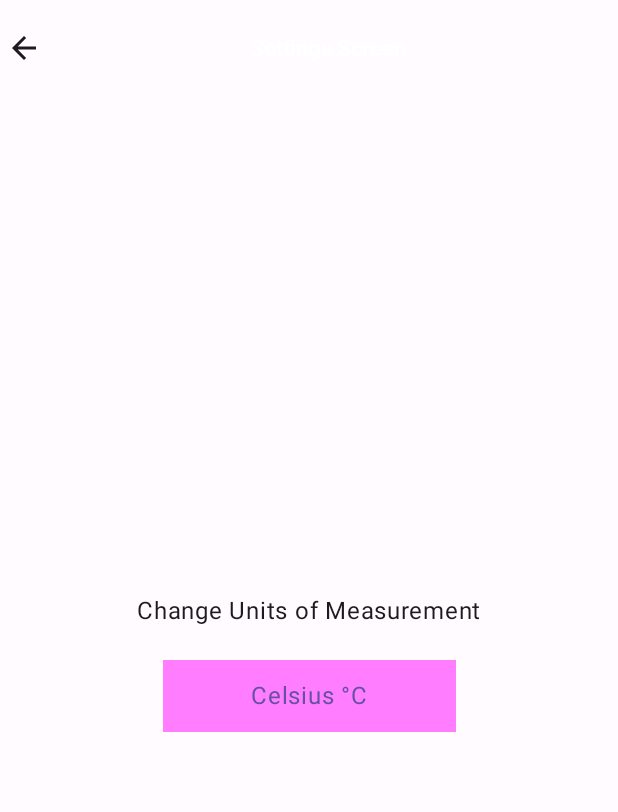
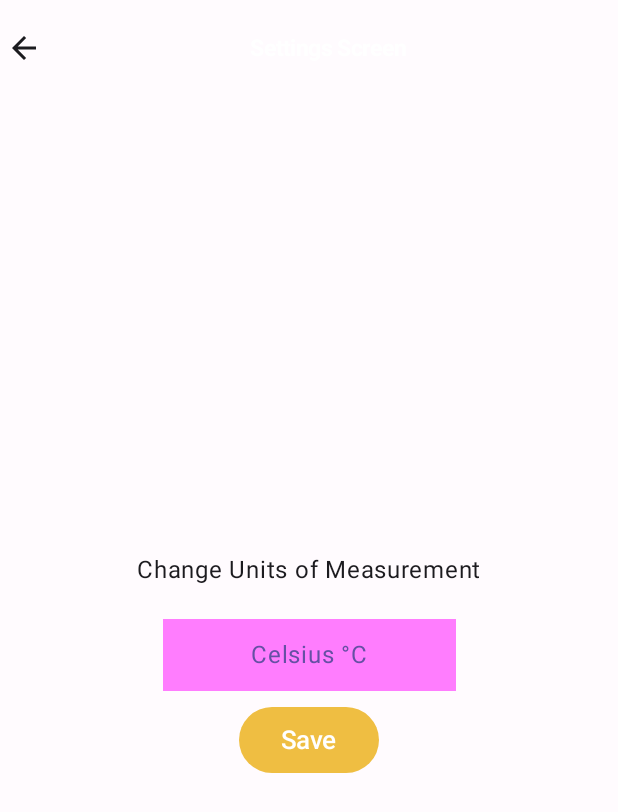
Before and after one commit to Rahula-12/JetWeatherApp, an Android app built with Jetpack Compose: the SettingsScreen screen opened through its navigation route, on a phone screen of 412 x 824 dp. Shown: the top 812 px of the screen. Run offline under Robolectric (Android 15) with nearby library versions, the phone set to English and light mode, and no system bars; our stand-ins replace Dagger/Hilt's generated code, Room's generated code.

```diff
--- a/app/src/main/java/com/example/jetweatherforecast/screens/settings/SettingsScreen.kt
+++ b/app/src/main/java/com/example/jetweatherforecast/screens/settings/SettingsScreen.kt
@@ -6,8 +6,11 @@ import androidx.compose.foundation.layout.Column
 import androidx.compose.foundation.layout.fillMaxSize
 import androidx.compose.foundation.layout.fillMaxWidth
 import androidx.compose.foundation.layout.padding
+import androidx.compose.foundation.shape.RoundedCornerShape
 import androidx.compose.material.icons.Icons
 import androidx.compose.material.icons.filled.ArrowBack
+import androidx.compose.material3.Button
+import androidx.compose.material3.ButtonDefaults
 import androidx.compose.material3.ExperimentalMaterial3Api
 import androidx.compose.material3.IconToggleButton
 import androidx.compose.material3.Scaffold
@@ -22,8 +25,10 @@ import androidx.compose.ui.draw.clip
 import androidx.compose.ui.graphics.Color
 import androidx.compose.ui.graphics.RectangleShape
 import androidx.compose.ui.unit.dp
+import androidx.compose.ui.unit.sp
 import androidx.hilt.navigation.compose.hiltViewModel
 import androidx.navigation.NavController
+import com.example.jetweatherforecast.model.Measurement
 import com.example.jetweatherforecast.widgets.WeatherAppBar
 
 @OptIn(ExperimentalMaterial3Api::class)
@@ -71,6 +76,25 @@ fun SettingsScreen(
                         )) {
                             Text(text = if(unitToggleState.value) "Fahrenheit °F" else "Celsius °C")
                 }
+                Button(onClick = {
+                                 settingsViewModel.deleteAllMeasurements()
+                    settingsViewModel.insertMeasurement(measurement = Measurement(choiceState.value))
+                                 }
+                , modifier = Modifier
+                        .padding(3.dp)
+                        .align(Alignment.CenterHorizontally),
+                    shape = RoundedCornerShape(34.dp),
+                    colors = ButtonDefaults.buttonColors(
+                        containerColor = Color(0xFFEFBE42)
+                    )
+                ) {
+                    Text(
+                        text="Save",
+                        modifier = Modifier.padding(4.dp),
+                        color = Color.White,
+                        fontSize = 17.sp
+                    )
+                }
             }
         }
     }
--- a/app/src/main/java/com/example/jetweatherforecast/screens/settings/SettingsViewModel.kt
+++ b/app/src/main/java/com/example/jetweatherforecast/screens/settings/SettingsViewModel.kt
@@ -37,4 +37,10 @@ class SettingsViewModel @Inject constructor(private val weatherDBRepository: Wea
             weatherDBRepository.insertMeasurement(measurement)
         }
     }
+
+    fun deleteAllMeasurements() {
+        viewModelScope.launch {
+            weatherDBRepository.deleteAllMeasurements()
+        }
+    }
 }
```
